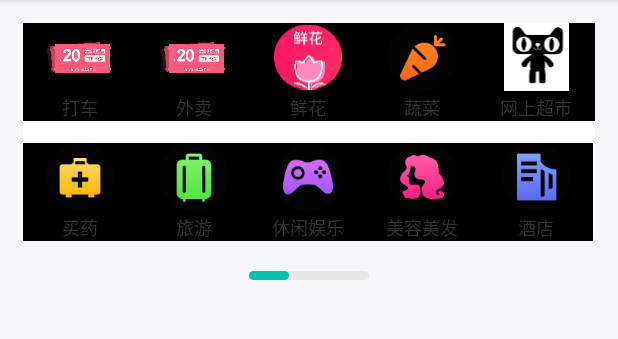
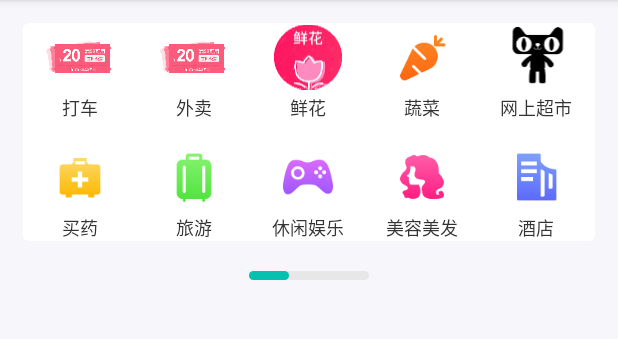
Before and after one commit to shijia2118/HorizontalScrollWidget, an Android app: the screen it shows after launch (MainActivity), on a phone screen of 412 x 824 dp, the part 84-423 px from its top. Run offline under Robolectric (Android 15) with nearby library versions, the phone set to English and light mode, and no system bars.

Commit message:
no message

```diff
--- a/app/src/main/res/layout/item_layout.xml
+++ b/app/src/main/res/layout/item_layout.xml
@@ -2,8 +2,7 @@
 <LinearLayout xmlns:android="http://schemas.android.com/apk/res/android"
     android:layout_width="wrap_content"
     android:layout_height="wrap_content"
-    android:gravity="center|top"
-    android:background="@color/black"
+    android:gravity="center"
     android:orientation="vertical">
 
     <ImageView
```
